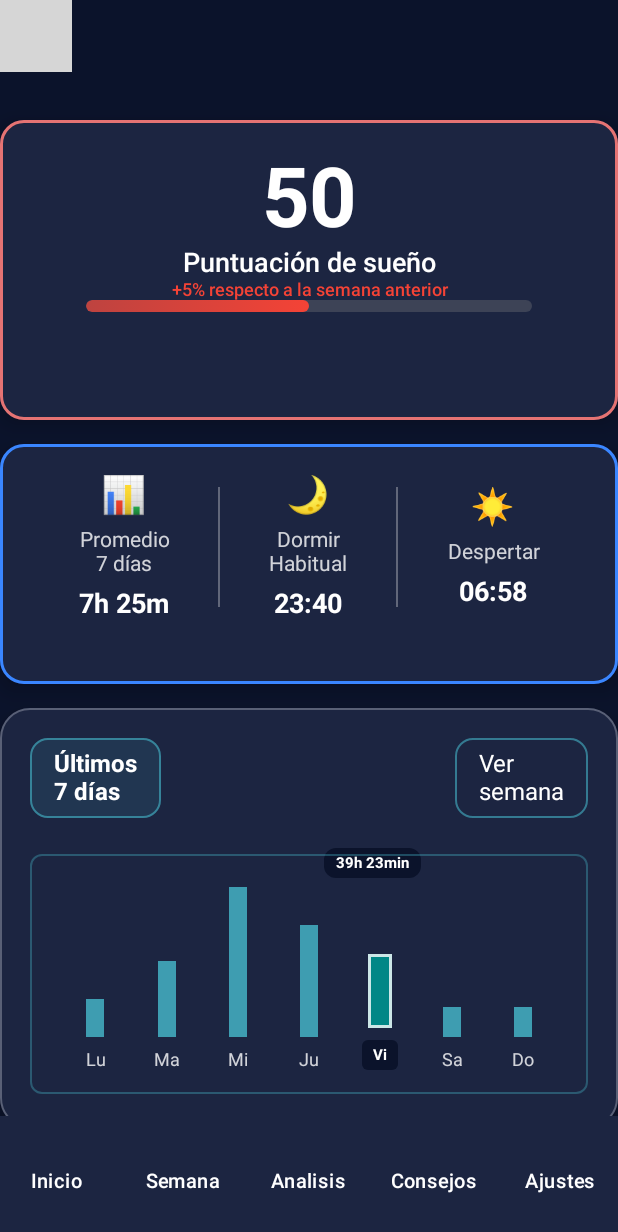
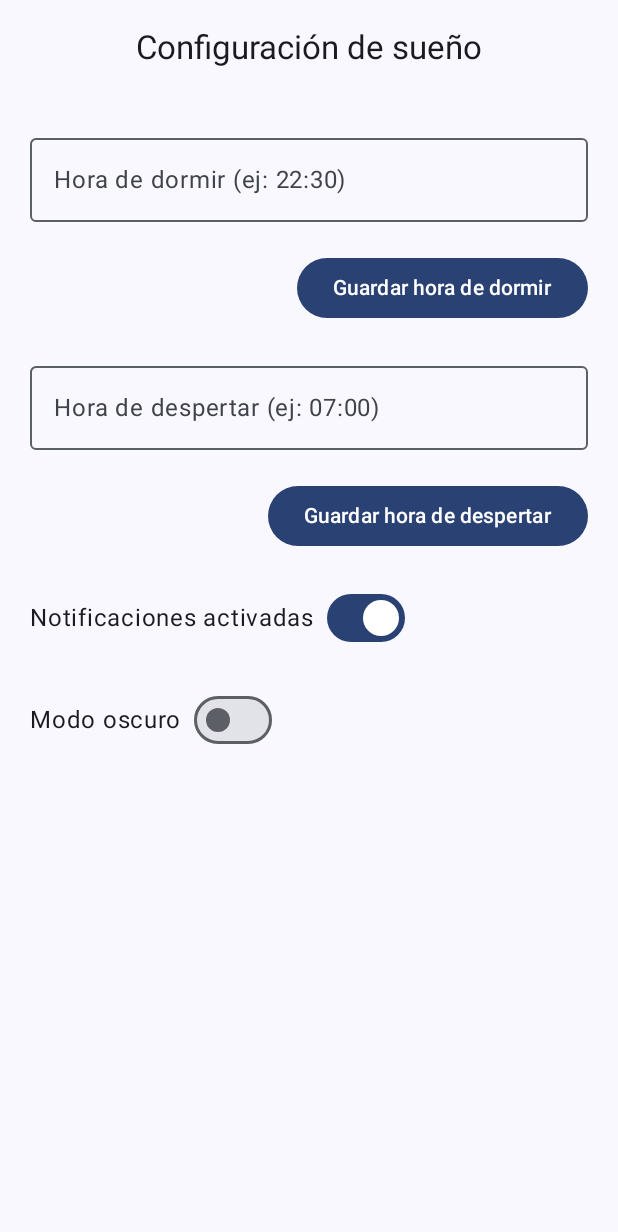
Before and after one commit to Nix-ui/Morfeo, an Android app built with Jetpack Compose: the SettingsScreen screen opened through its navigation route, on a phone screen of 412 x 824 dp. Shown: the top 1232 px of the screen. Run offline under Robolectric (Android 15) with nearby library versions, the phone set to English and light mode, and no system bars; our stand-ins replace Firebase (no records; nobody signed in at launch, a user with empty details on screens opened directly); libraries missing offline, so code that uses them is left out: com.auth0.android; 5 statements that could not run were skipped; grey boxes are pictures that could not be loaded.

Commit message:
Agrego pantalla de Settings y ajustes en Login, Navigation y módulos

```diff
--- a/app/src/main/java/com/ucb/morfeo/di/modules.kt
+++ b/app/src/main/java/com/ucb/morfeo/di/modules.kt
@@ -1,6 +1,7 @@
 package com.ucb.morfeo.di
 
-import androidx.lifecycle.viewmodel.compose.viewModel
+import com.ucb.morfeo.features.settings.data.datastore.SettingsDataStore
+import com.ucb.morfeo.features.settings.presentation.SettingsViewModel
 import com.auth0.android.jwt.JWT
 import com.ucb.morfeo.features.core.firabase.config.data.repository.FirebaseConfigRepository
 import com.ucb.morfeo.features.core.firabase.config.domain.repository.IFirebaseConfigRepository
@@ -28,26 +29,39 @@ import org.koin.androidx.viewmodel.dsl.viewModel
 import org.koin.dsl.module
 
 val appModule = module {
+
+    // 📦 ROOM DATABASE
     single { AppRoomDatabase.getDatabase(get()) }
     single { get<AppRoomDatabase>().userDao() }
+
+    // 👤 WELCOME / USER
     single<IWelcomeRepository> { UserRepository(get()) }
+    factory { FetchUserCase(get()) }
+    viewModel { WelcomeViewModel(get()) }
+
+    // 🔔 NOTIFICATIONS
     single<INotificationRepository> { NotificationRepository(get()) }
     factory { FetchNotificationCase(get()) }
-    viewModel{ NotificationViewModel()}
+    viewModel { NotificationViewModel() }
 
-    factory { FetchUserCase(get()) }
-    viewModel{ WelcomeViewModel(get())}
-
+    // 🔐 LOGIN
     single { JWTDataStore(get()) }
     single<ILogInRepository> { LogInRepository(get()) }
-    factory { FetchLogInUserUseCase(get())}
+    factory { FetchLogInUserUseCase(get()) }
+    // 🔹 ahora recibe dos dependencias: el usecase y el datastore
     viewModel { LogInViewModel(get()) }
 
-    single<IFirebaseConfigRepository>{ FirebaseConfigRepository() }
+    // 🛠️ MANTENIMIENTO
+    single<IFirebaseConfigRepository> { FirebaseConfigRepository() }
     factory { AppInMaintenanceUseCase(get()) }
-    viewModel{ MaintenanceStatusViewModel(get())}
+    viewModel { MaintenanceStatusViewModel(get()) }
 
+    // 💾 CHECK SESSION / SPLASH
     single<ICheckSessionRepository> { CheckSessionRepository(get()) }
     factory { CheckSessionUseCase(get()) }
     viewModel { SplashViewModel(get()) }
+
+    // ⚙️ SETTINGS
+    single { SettingsDataStore(get()) }
+    viewModel { SettingsViewModel(get()) }
 }
--- a/app/src/main/java/com/ucb/morfeo/features/login/presentation/LogInViewModel.kt
+++ b/app/src/main/java/com/ucb/morfeo/features/login/presentation/LogInViewModel.kt
@@ -25,7 +25,7 @@ class LogInViewModel(
     }
     private val _logInState = MutableStateFlow<LogInUIState>(LogInUIState.Init)
     val logInState : StateFlow<LogInUIState> = _logInState.asStateFlow()
-     fun logIn(email: String, password: String){
+    fun logIn(email: String, password: String){
         viewModelScope.launch(Dispatchers.IO) {
             _logInState.value = LogInUIState.Loading
             val result = fetchLogInUserUseCase.invoke(LogInUser(Email(email), Password (password)))
--- /dev/null
+++ b/app/src/main/java/com/ucb/morfeo/features/settings/data/datastore/SettingsDataStore.kt
@@ -0,0 +1,72 @@
+package com.ucb.morfeo.features.settings.data.datastore
+
+import androidx.datastore.preferences.core.edit
+
+import android.content.Context
+import androidx.datastore.preferences.core.booleanPreferencesKey
+import androidx.datastore.preferences.core.intPreferencesKey
+import androidx.datastore.preferences.core.stringPreferencesKey
+import androidx.datastore.preferences.preferencesDataStore
+import kotlinx.coroutines.flow.Flow
+import kotlinx.coroutines.flow.map
+
+// 🔹 Crea la instancia de DataStore
+val Context.settingsDataStore by preferencesDataStore(name = "settings_preferences")
+
+class SettingsDataStore(private val context: Context) {
+
+    companion object {
+        // Claves para cada preferencia
+        val SLEEP_TIME = stringPreferencesKey("sleep_time")          // hora de dormir
+        val WAKEUP_TIME = stringPreferencesKey("wakeup_time")        // hora de despertar
+        val NOTIFICATIONS_ENABLED = booleanPreferencesKey("notifications_enabled")
+        val THEME_MODE = intPreferencesKey("theme_mode")             // 0=light,1=dark
+    }
+
+    // 🔸 Guardar hora de dormir
+    suspend fun saveSleepTime(value: String) {
+        context.settingsDataStore.edit { prefs ->
+            prefs[SLEEP_TIME] = value
+        }
+    }
+
+    // 🔸 Leer hora de dormir
+    fun getSleepTime(): Flow<String?> = context.settingsDataStore.data.map { prefs ->
+        prefs[SLEEP_TIME]
+    }
+
+    // 🔸 Guardar hora de despertar
+    suspend fun saveWakeupTime(value: String) {
+        context.settingsDataStore.edit { prefs ->
+            prefs[WAKEUP_TIME] = value
+        }
+    }
+
+    fun getWakeupTime(): Flow<String?> = context.settingsDataStore.data.map { prefs ->
+        prefs[WAKEUP_TIME]
+    }
+
+    // 🔸 Guardar si las notificaciones están activadas
+    suspend fun saveNotificationsEnabled(enabled: Boolean) {
+        context.settingsDataStore.edit { prefs ->
+            prefs[NOTIFICATIONS_ENABLED] = enabled
+        }
+    }
+
+    fun isNotificationsEnabled(): Flow<Boolean> =
+        context.settingsDataStore.data.map { prefs ->
+            prefs[NOTIFICATIONS_ENABLED] ?: true
+        }
+
+    // 🔸 Guardar modo de tema
+    suspend fun saveThemeMode(mode: Int) {
+        context.settingsDataStore.edit { prefs ->
+            prefs[THEME_MODE] = mode
+        }
+    }
+
+    fun getThemeMode(): Flow<Int> =
+        context.settingsDataStore.data.map { prefs ->
+            prefs[THEME_MODE] ?: 0
+        }
+}
--- /dev/null
+++ b/app/src/main/java/com/ucb/morfeo/features/settings/presentation/SettingsScreen.kt
@@ -0,0 +1,108 @@
+package com.ucb.morfeo.features.settings.presentation
+
+
+import androidx.compose.foundation.layout.*
+import androidx.compose.foundation.text.KeyboardOptions
+import androidx.compose.material3.*
+import androidx.compose.runtime.*
+import androidx.compose.ui.Alignment
+import androidx.compose.ui.Modifier
+import androidx.compose.ui.text.input.KeyboardType
+import androidx.compose.ui.unit.dp
+import kotlinx.coroutines.launch
+import org.koin.androidx.compose.koinViewModel
+
+@OptIn(ExperimentalMaterial3Api::class)
+@Composable
+fun SettingsScreen(
+    viewModel: SettingsViewModel = koinViewModel()
+) {
+    val scope = rememberCoroutineScope()
+
+    val sleepTime by viewModel.sleepTime.collectAsState()
+    val wakeupTime by viewModel.wakeUpTime.collectAsState()
+    val notificationsEnabled by viewModel.notificationsEnabled.collectAsState()
+    val themeMode by viewModel.themeMode.collectAsState()
+
+    var sleepTimeInput by remember { mutableStateOf(sleepTime ?: "") }
+    var wakeupTimeInput by remember { mutableStateOf(wakeupTime ?: "") }
+
+    Scaffold(
+        topBar = {
+            CenterAlignedTopAppBar(
+                title = { Text("Configuración de sueño") }
+            )
+        }
+    ) { paddingValues ->
+        Column(
+            modifier = Modifier
+                .fillMaxSize()
+                .padding(paddingValues)
+                .padding(20.dp),
+            horizontalAlignment = Alignment.Start,
+            verticalArrangement = Arrangement.spacedBy(20.dp)
+        ) {
+            // 🔹 Hora de dormir
+            OutlinedTextField(
+                value = sleepTimeInput,
+                onValueChange = { sleepTimeInput = it },
+                label = { Text("Hora de dormir (ej: 22:30)") },
+                keyboardOptions = KeyboardOptions(keyboardType = KeyboardType.Number),
+                modifier = Modifier.fillMaxWidth()
+            )
+            Button(
+                onClick = {
+                    scope.launch { viewModel.updateSleepTime(sleepTimeInput) }
+                },
+                modifier = Modifier.align(Alignment.End)
+            ) {
+                Text("Guardar hora de dormir")
+            }
+
+            // 🔹 Hora de despertar
+            OutlinedTextField(
+                value = wakeupTimeInput,
+                onValueChange = { wakeupTimeInput = it },
+                label = { Text("Hora de despertar (ej: 07:00)") },
+                keyboardOptions = KeyboardOptions(keyboardType = KeyboardType.Number),
+                modifier = Modifier.fillMaxWidth()
+            )
+            Button(
+                onClick = {
+                    scope.launch { viewModel.updateWakeupTime(wakeupTimeInput) }
+                },
+                modifier = Modifier.align(Alignment.End)
+            ) {
+                Text("Guardar hora de despertar")
+            }
+
+            // 🔹 Notificaciones
+            Row(
+                verticalAlignment = Alignment.CenterVertically
+            ) {
+                Text("Notificaciones activadas")
+                Switch(
+                    checked = notificationsEnabled,
+                    onCheckedChange = {
+                        viewModel.toggleNotifications(it)
+                    },
+                    modifier = Modifier.padding(start = 8.dp)
+                )
+            }
+
+            // 🔹 Tema
+            Row(
+                verticalAlignment = Alignment.CenterVertically
+            ) {
+                Text("Modo oscuro")
+                Switch(
+                    checked = themeMode == 1,
+                    onCheckedChange = {
+                        viewModel.updateThemeMode(if (it) 1 else 0)
+                    },
+                    modifier = Modifier.padding(start = 8.dp)
+                )
+            }
+        }
+    }
+}
--- /dev/null
+++ b/app/src/main/java/com/ucb/morfeo/features/settings/presentation/SettingsViewModel.kt
@@ -0,0 +1,64 @@
+package com.ucb.morfeo.features.settings.presentation
+
+import androidx.lifecycle.ViewModel
+import androidx.lifecycle.viewModelScope
+import com.ucb.morfeo.features.settings.data.datastore.SettingsDataStore
+import kotlinx.coroutines.flow.MutableStateFlow
+import kotlinx.coroutines.flow.StateFlow
+import kotlinx.coroutines.flow.asStateFlow
+import kotlinx.coroutines.launch
+
+class SettingsViewModel(
+    private val settingsDataStore: SettingsDataStore
+) : ViewModel() {
+
+    // Estados de la interfaz
+    private val _sleepTime = MutableStateFlow<String?>(null)
+    val sleepTime: StateFlow<String?> = _sleepTime.asStateFlow()
+
+    private val _wakeUpTime = MutableStateFlow<String?>(null)
+    val wakeUpTime: StateFlow<String?> = _wakeUpTime.asStateFlow()
+
+    private val _notificationsEnabled = MutableStateFlow(true)
+    val notificationsEnabled: StateFlow<Boolean> = _notificationsEnabled.asStateFlow()
+
+    private val _themeMode = MutableStateFlow(0) // 0 claro / 1 oscuro
+    val themeMode: StateFlow<Int> = _themeMode.asStateFlow()
+
+    init {
+        loadSettings()
+    }
+
+    // 🔹 Cargar los valores guardados al iniciar
+    private fun loadSettings() {
+        viewModelScope.launch {
+            settingsDataStore.getSleepTime().collect { _sleepTime.value = it }
+        }
+        viewModelScope.launch {
+            settingsDataStore.getWakeupTime().collect { _wakeUpTime.value = it }
+        }
+        viewModelScope.launch {
+            settingsDataStore.isNotificationsEnabled().collect { _notificationsEnabled.value = it }
+        }
+        viewModelScope.launch {
+            settingsDataStore.getThemeMode().collect { _themeMode.value = it }
+        }
+    }
+
+    // 🔹 Guardar valores actualizados
+    fun updateSleepTime(value: String) {
+        viewModelScope.launch { settingsDataStore.saveSleepTime(value) }
+    }
+
+    fun updateWakeupTime(value: String) {
+        viewModelScope.launch { settingsDataStore.saveWakeupTime(value) }
+    }
+
+    fun toggleNotifications(enabled: Boolean) {
+        viewModelScope.launch { settingsDataStore.saveNotificationsEnabled(enabled) }
+    }
+
+    fun updateThemeMode(mode: Int) {
+        viewModelScope.launch { settingsDataStore.saveThemeMode(mode) }
+    }
+}
--- a/app/src/main/java/com/ucb/morfeo/navigation/AppNavigator.kt
+++ b/app/src/main/java/com/ucb/morfeo/navigation/AppNavigator.kt
@@ -1,6 +1,5 @@
 package com.ucb.morfeo.navigation
 
-import androidx.compose.animation.Crossfade
 import androidx.compose.foundation.layout.Box
 import androidx.compose.foundation.layout.fillMaxSize
 import androidx.compose.material3.CircularProgressIndicator
@@ -14,12 +13,12 @@ import androidx.compose.ui.tooling.preview.Preview
 import androidx.navigation.NavGraph.Companion.findStartDestination
 import androidx.navigation.compose.NavHost
 import androidx.navigation.compose.composable
-import androidx.navigation.compose.currentBackStackEntryAsState
 import androidx.navigation.compose.rememberNavController
 import com.ucb.morfeo.features.core.maintenance.presentation.MaintenanceScreen
 import com.ucb.morfeo.features.core.maintenance.presentation.MaintenanceStatusViewModel
 import com.ucb.morfeo.features.home.presentation.HomeScreen
 import com.ucb.morfeo.features.login.presentation.LoginScreen
+import com.ucb.morfeo.features.settings.presentation.SettingsScreen
 import com.ucb.morfeo.features.splash.presentation.SplashViewModel
 import com.ucb.morfeo.features.welcome.presentation.WelcomeScreen
 import org.koin.androidx.compose.koinViewModel
@@ -32,27 +31,35 @@ fun AppNavigator(
     val navController = rememberNavController()
     val maintenanceState by maintenanceStatusViewModel.maintenanceStatusState.collectAsState()
     val sessionState by splashViewModel.sessionState.collectAsState()
+
     NavHost(
         navController = navController,
         startDestination = Screen.Welcome.route
     ) {
         composable(Screen.Welcome.route) {
             if (sessionState is SplashViewModel.SessionState.Loading) {
-                Box(modifier = Modifier.fillMaxSize(), contentAlignment = Alignment.Center) {
+                Box(
+                    modifier = Modifier.fillMaxSize(),
+                    contentAlignment = Alignment.Center
+                ) {
                     CircularProgressIndicator()
                 }
             } else {
-                WelcomeScreen(onNavigateToTab = { route -> navController.navigate(route) })
+                WelcomeScreen(onNavigateToTab = { route ->
+                    navController.navigate(route)
+                })
             }
         }
-        composable(Screen.Home.route){
+
+        composable(Screen.Home.route) {
             HomeScreen(
                 onNavigatedToTab = { route ->
                     navController.navigate(route)
                 }
             )
         }
-        composable(Screen.LogIn.route){
+
+        composable(Screen.LogIn.route) {
             LoginScreen(
                 onNavigateRoute = { route ->
                     navController.navigate(route) {
@@ -61,49 +68,59 @@ fun AppNavigator(
                 }
             )
         }
-        composable(Screen.Maintenance.route){
+
+        composable(Screen.Maintenance.route) {
             MaintenanceScreen(
-                onNavigateRoute = {
+                onNavigateRoute = { }
+            )
+        }
 
-                })
-        }
         composable(Screen.Week.route) {
             HomeScreen(
                 onNavigatedToTab = { route ->
-                navController.navigate(route)
-            })
+                    navController.navigate(route)
+                }
+            )
         }
+
         composable(Screen.Analysis.route) {
-            HomeScreen(onNavigatedToTab = { route ->
-                navController.navigate(route)
-            })
+            HomeScreen(
+                onNavigatedToTab = { route ->
+                    navController.navigate(route)
+                }
+            )
         }
+
         composable(Screen.Profile.route) {
             HomeScreen(
                 onNavigatedToTab = { route ->
-                navController.navigate(route)
-            })
+                    navController.navigate(route)
+                }
+            )
         }
+
+        // 🔹 AQUÍ AHORA VA TU NUEVA PANTALLA DE CONFIGURACIÓN
         composable(Screen.Settings.route) {
-            HomeScreen(
-                onNavigatedToTab = { route ->
-                navController.navigate(route)
-            })
+            SettingsScreen()
         }
+
         composable(Screen.Tips.route) {
             HomeScreen(
                 onNavigatedToTab = { route ->
-                navController.navigate(route)
-            })
+                    navController.navigate(route)
+                }
+            )
         }
     }
+
     LaunchedEffect(sessionState, maintenanceState, navController) {
         val currentRoute = navController.currentBackStack.value.lastOrNull()?.destination?.route
         if (sessionState is SplashViewModel.SessionState.Loading) {
             return@LaunchedEffect
         }
         if (maintenanceState is MaintenanceStatusViewModel.MaintenanceStatusUIState.Success) {
-            val isMaintenance = (maintenanceState as MaintenanceStatusViewModel.MaintenanceStatusUIState.Success).isMaintenance
+            val isMaintenance =
+                (maintenanceState as MaintenanceStatusViewModel.MaintenanceStatusUIState.Success).isMaintenance
             if (isMaintenance && currentRoute != Screen.Maintenance.route) {
                 navController.navigate(Screen.Maintenance.route) {
                     popUpTo(navController.graph.findStartDestination().id) { inclusive = true }
@@ -127,6 +144,6 @@ fun AppNavigator(
 
 @Preview
 @Composable
-fun previewAppNavigator(){
+fun previewAppNavigator() {
     AppNavigator()
 }
--- a/app/src/main/java/com/ucb/morfeo/navigation/Screen.kt
+++ b/app/src/main/java/com/ucb/morfeo/navigation/Screen.kt
@@ -12,4 +12,7 @@ sealed class Screen(val route:String) {
     object Settings:Screen("/settings")
     object Tips:Screen("/tips")
     object Profile:Screen("/profile")
+
+
+
 }
```
